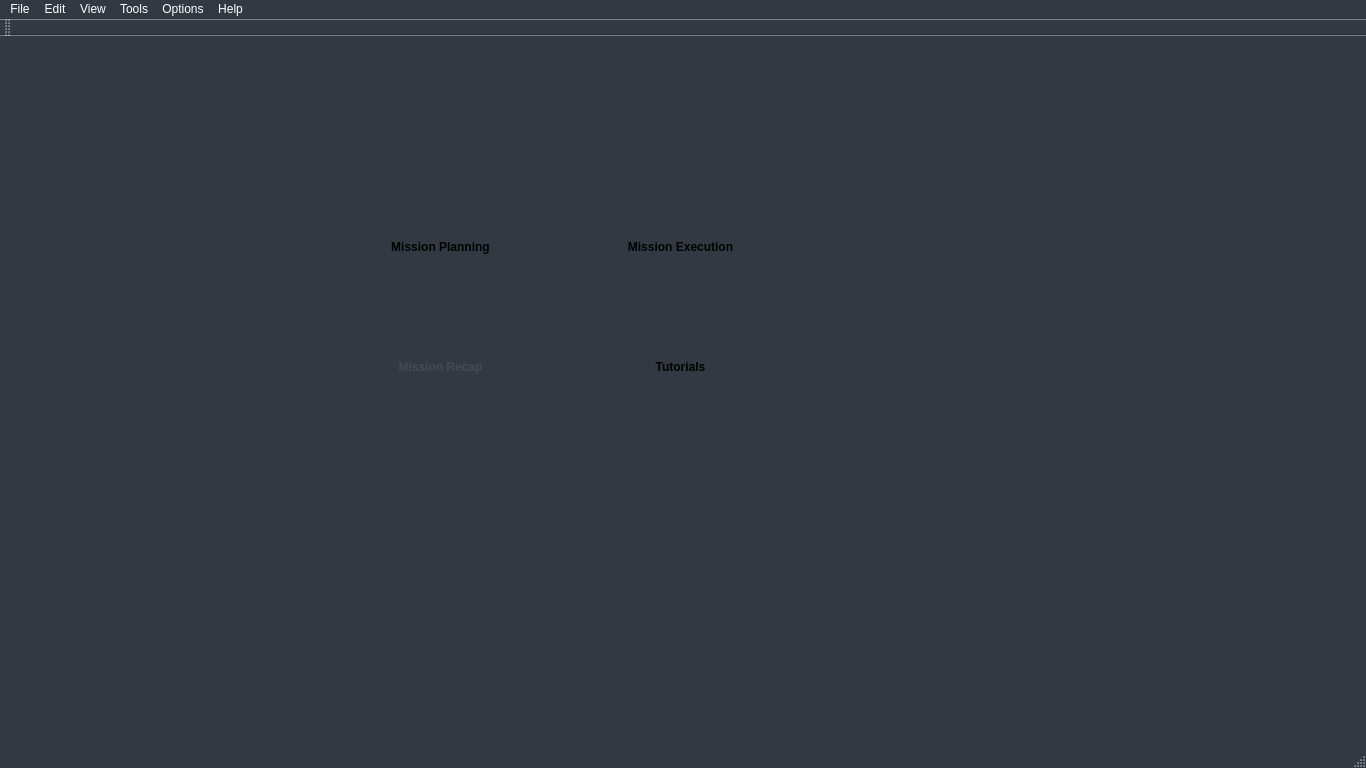
This is GUI/UAV-Forge-New/mainwindow.ui in UCI-UAVForge/GroundStation as Qt 5 draws it before an edit. The edited form follows.
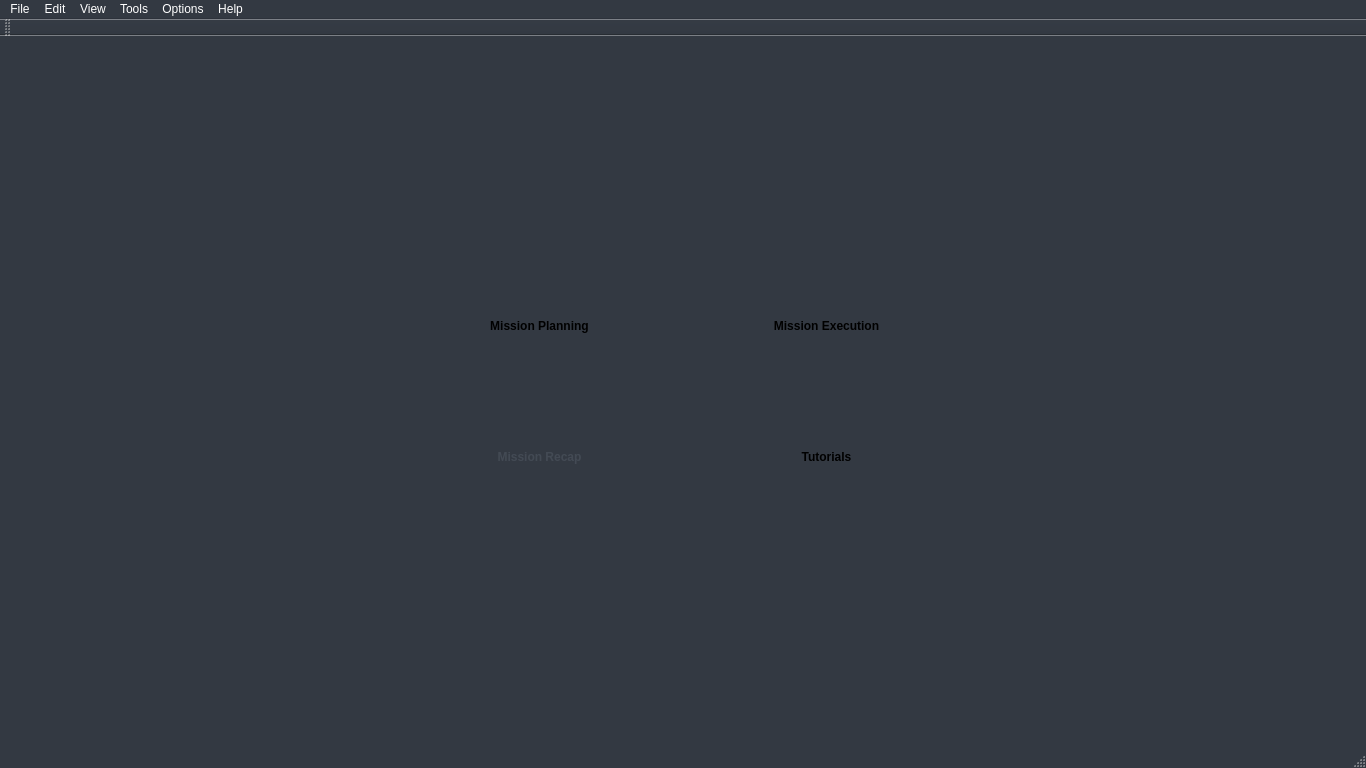
This is the edited form.

Patch:
```diff
--- a/GUI/UAV-Forge-New/mainwindow.ui
+++ b/GUI/UAV-Forge-New/mainwindow.ui
@@ -165,58 +165,24 @@
    <string>MainWindow</string>
   </property>
   <widget class="QWidget" name="centralWidget">
-   <widget class="QPushButton" name="pushButton_8">
-    <property name="geometry">
-     <rect>
-      <x>590</x>
-      <y>170</y>
-      <width>181</width>
-      <height>81</height>
-     </rect>
-    </property>
+   <layout class="QHBoxLayout" name="horizontalLayout">
+    <item alignment="Qt::AlignRight|Qt::AlignVCenter">
+     <widget class="QWidget" name="widget" native="true">
     <property name="sizePolicy">
-     <sizepolicy hsizetype="Fixed" vsizetype="Fixed">
+       <sizepolicy hsizetype="Minimum" vsizetype="Minimum">
       <horstretch>0</horstretch>
       <verstretch>0</verstretch>
      </sizepolicy>
     </property>
-    <property name="minimumSize">
-     <size>
-      <width>181</width>
-      <height>81</height>
-     </size>
-    </property>
-    <property name="maximumSize">
-     <size>
-      <width>181</width>
-      <height>81</height>
-     </size>
-    </property>
-    <property name="styleSheet">
-     <string notr="true"> QPushButton { 
-background-color: &quot;#CCD1D9&quot;; 
-color: &quot;#434A54&quot;; 
-border-radius: 10px;
-font-weight: bold;
-border: none; 
-}
- QPushButton:pressed {
-     background-color: #E6E9ED
- }</string>
-    </property>
-    <property name="text">
-     <string>Mission Execution</string>
-    </property>
-   </widget>
-   <widget class="QPushButton" name="pushButton_6">
-    <property name="geometry">
-     <rect>
-      <x>590</x>
-      <y>290</y>
-      <width>181</width>
-      <height>81</height>
-     </rect>
-    </property>
+      <layout class="QVBoxLayout" name="verticalLayout_2">
+       <property name="spacing">
+        <number>50</number>
+       </property>
+       <property name="rightMargin">
+        <number>50</number>
+       </property>
+       <item>
+        <widget class="QPushButton" name="pushButton_9">
     <property name="sizePolicy">
      <sizepolicy hsizetype="Fixed" vsizetype="Fixed">
       <horstretch>0</horstretch>
@@ -248,20 +214,14 @@
  }</string>
     </property>
     <property name="text">
-     <string>Tutorials</string>
-    </property>
-   </widget>
+          <string>Mission Planning</string>
+         </property>
+        </widget>
+       </item>
+       <item>
    <widget class="QPushButton" name="pushButton_7">
-    <property name="geometry">
-     <rect>
-      <x>350</x>
-      <y>290</y>
-      <width>181</width>
-      <height>81</height>
-     </rect>
-    </property>
     <property name="sizePolicy">
-     <sizepolicy hsizetype="Fixed" vsizetype="Fixed">
+          <sizepolicy hsizetype="Minimum" vsizetype="Fixed">
       <horstretch>0</horstretch>
       <verstretch>0</verstretch>
      </sizepolicy>
@@ -493,39 +453,51 @@
      <string>Mission Recap</string>
     </property>
    </widget>
-   <widget class="QPushButton" name="pushButton_9">
-    <property name="geometry">
-     <rect>
-      <x>350</x>
-      <y>170</y>
-      <width>181</width>
-      <height>81</height>
-     </rect>
-    </property>
+       </item>
+      </layout>
+     </widget>
+    </item>
+    <item alignment="Qt::AlignLeft|Qt::AlignVCenter">
+     <widget class="QWidget" name="widget_2" native="true">
     <property name="sizePolicy">
-     <sizepolicy hsizetype="Fixed" vsizetype="Fixed">
+       <sizepolicy hsizetype="Minimum" vsizetype="Minimum">
       <horstretch>0</horstretch>
       <verstretch>0</verstretch>
      </sizepolicy>
     </property>
     <property name="minimumSize">
-     <size>
-      <width>181</width>
-      <height>81</height>
-     </size>
-    </property>
-    <property name="maximumSize">
-     <size>
-      <width>181</width>
-      <height>81</height>
-     </size>
-    </property>
-    <property name="sizeIncrement">
      <size>
       <width>0</width>
       <height>0</height>
      </size>
     </property>
+      <layout class="QVBoxLayout" name="verticalLayout_3">
+       <property name="spacing">
+        <number>50</number>
+       </property>
+       <property name="leftMargin">
+        <number>50</number>
+       </property>
+       <item>
+        <widget class="QPushButton" name="pushButton_8">
+         <property name="sizePolicy">
+          <sizepolicy hsizetype="Fixed" vsizetype="Fixed">
+           <horstretch>0</horstretch>
+           <verstretch>0</verstretch>
+          </sizepolicy>
+         </property>
+         <property name="minimumSize">
+          <size>
+           <width>181</width>
+           <height>81</height>
+          </size>
+         </property>
+         <property name="maximumSize">
+          <size>
+           <width>181</width>
+           <height>81</height>
+          </size>
+         </property>
     <property name="styleSheet">
      <string notr="true"> QPushButton { 
 background-color: &quot;#CCD1D9&quot;; 
@@ -539,9 +511,51 @@
  }</string>
     </property>
     <property name="text">
-     <string>Mission Planning</string>
-    </property>
-   </widget>
+          <string>Mission Execution</string>
+         </property>
+        </widget>
+       </item>
+       <item>
+        <widget class="QPushButton" name="pushButton_6">
+         <property name="sizePolicy">
+          <sizepolicy hsizetype="Fixed" vsizetype="Fixed">
+           <horstretch>0</horstretch>
+           <verstretch>0</verstretch>
+          </sizepolicy>
+         </property>
+         <property name="minimumSize">
+          <size>
+           <width>181</width>
+           <height>81</height>
+          </size>
+         </property>
+         <property name="maximumSize">
+          <size>
+           <width>181</width>
+           <height>81</height>
+          </size>
+         </property>
+         <property name="styleSheet">
+          <string notr="true"> QPushButton { 
+background-color: &quot;#CCD1D9&quot;; 
+color: &quot;#434A54&quot;; 
+border-radius: 10px;
+font-weight: bold;
+border: none; 
+}
+ QPushButton:pressed {
+     background-color: #E6E9ED
+ }</string>
+         </property>
+         <property name="text">
+          <string>Tutorials</string>
+         </property>
+        </widget>
+       </item>
+      </layout>
+     </widget>
+    </item>
+   </layout>
   </widget>
   <widget class="QMenuBar" name="menuBar">
    <property name="geometry">
```
Left out of the diff: 6 changed lines with no effect on the pictures. Lines whose indentation alone changed are shown as unchanged.
